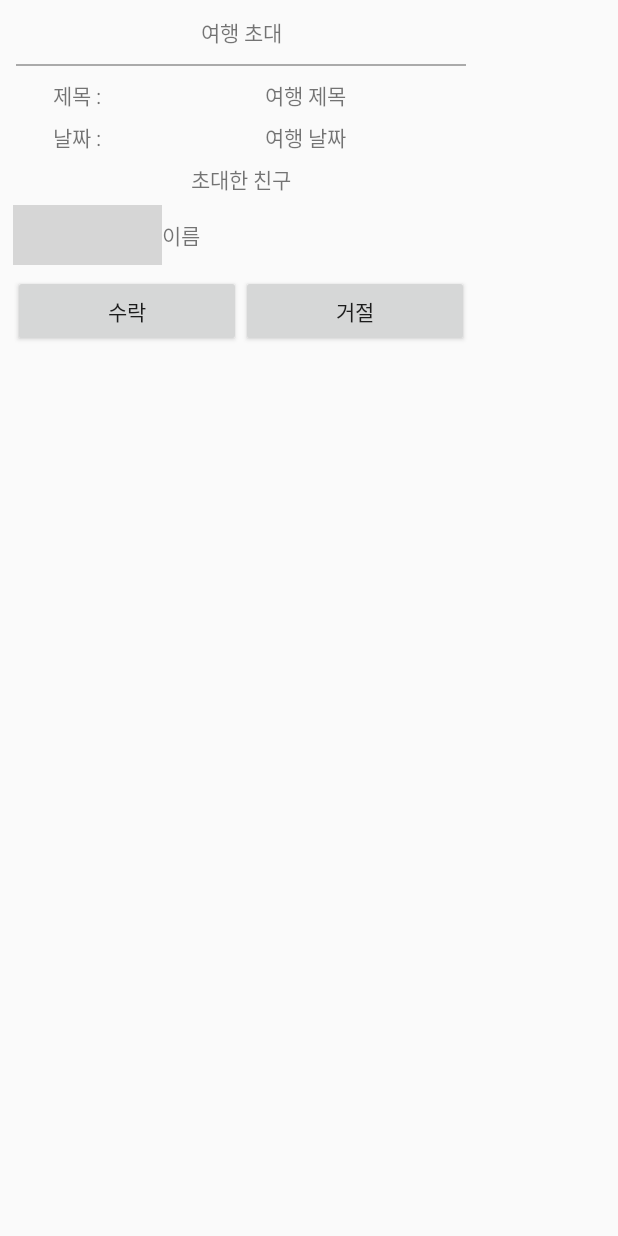
After one commit to khj1008/Tripool-app, an Android app: the layout activity_tripaccept.xml on its own in the app's theme, with its tools: preview values and no code run, on a phone screen of 412 x 824 dp. The commit adds this screen. Run offline under Robolectric (Android 15) with nearby library versions, the phone set to English and light mode, and no system bars; grey boxes are pictures that could not be loaded.

Commit message:
여행에 초대되었을 때 실행되는 activity 추가

```diff
--- a/app/src/main/java/com/gachon/kimhyju/tripool/activity/TripcreateActivity.java
+++ b/app/src/main/java/com/gachon/kimhyju/tripool/activity/TripcreateActivity.java
@@ -314,7 +314,7 @@ public class TripcreateActivity extends Activity implements View.OnClickListener
                     notification.put("click_action","TRIP_INVITE");
                     //메시지에 포함될 내용
                     JSONObject data=new JSONObject();
-                    data.put("type","1");
+                    data.put("trip_id",trip_id);
                     data.put("date",start_date_sql+" ~ "+end_date_sql);
                     data.put("nickName",nickName);
                     data.put("thumbnail_image",thumbnail_image);
--- /dev/null
+++ b/app/src/main/res/layout/activity_tripaccept.xml
@@ -0,0 +1,129 @@
+<?xml version="1.0" encoding="utf-8"?>
+<LinearLayout xmlns:android="http://schemas.android.com/apk/res/android"
+    xmlns:app="http://schemas.android.com/apk/res-auto"
+    xmlns:tools="http://schemas.android.com/tools"
+    android:layout_width="wrap_content"
+    android:layout_height="wrap_content"
+    android:orientation="vertical"
+    android:padding="5dp"
+    tools:context=".activity.TripacceptActivity">
+
+    <TextView
+        android:id="@+id/trip_invite"
+        android:layout_width="match_parent"
+        android:layout_height="wrap_content"
+        android:layout_margin="5dp"
+        android:text="여행 초대"
+        android:textAlignment="center" />
+
+    <View
+        android:id="@+id/view"
+        android:layout_width="300dp"
+        android:layout_height="1dp"
+        android:layout_margin="5dp"
+        android:background="@android:color/darker_gray" />
+
+    <LinearLayout
+        android:layout_width="match_parent"
+        android:layout_height="match_parent"
+        android:layout_margin="3dp"
+        android:orientation="horizontal">
+
+        <TextView
+            android:id="@+id/textView"
+            android:layout_width="wrap_content"
+            android:layout_height="wrap_content"
+            android:layout_weight="1"
+            android:gravity="center"
+            android:text="제목 :" />
+
+        <TextView
+            android:id="@+id/trip_accept_subject"
+            android:layout_width="wrap_content"
+            android:layout_height="wrap_content"
+            android:layout_weight="3"
+            android:gravity="center"
+            android:text="여행 제목" />
+
+    </LinearLayout>
+
+    <LinearLayout
+        android:layout_width="match_parent"
+        android:layout_height="match_parent"
+        android:layout_margin="3dp"
+        android:layout_weight="1"
+        android:orientation="horizontal">
+
+        <TextView
+            android:id="@+id/textView3"
+            android:layout_width="wrap_content"
+            android:layout_height="wrap_content"
+            android:layout_weight="1"
+            android:gravity="center"
+            android:text="날짜 :" />
+
+        <TextView
+            android:id="@+id/trip_accept_date"
+            android:layout_width="wrap_content"
+            android:layout_height="wrap_content"
+            android:layout_weight="3"
+            android:gravity="center"
+            android:text="여행 날짜" />
+
+    </LinearLayout>
+
+    <TextView
+        android:id="@+id/textView5"
+        android:layout_width="match_parent"
+        android:layout_height="wrap_content"
+        android:layout_margin="3dp"
+        android:layout_weight="1"
+        android:gravity="center"
+        android:text="초대한 친구" />
+
+    <LinearLayout
+        android:layout_width="match_parent"
+        android:layout_height="match_parent"
+        android:layout_margin="3dp"
+        android:orientation="horizontal">
+
+        <ImageView
+            android:id="@+id/trip_accept_image"
+            android:layout_width="40dp"
+            android:layout_height="40dp"
+            android:layout_weight="1"
+            android:src="@drawable/kakao_default_profile_image" />
+
+        <TextView
+            android:id="@+id/trip_accept_name"
+            android:layout_width="wrap_content"
+            android:layout_height="wrap_content"
+            android:layout_gravity="center"
+            android:layout_weight="3"
+            android:text="이름" />
+
+    </LinearLayout>
+
+    <LinearLayout
+        android:layout_width="match_parent"
+        android:layout_height="match_parent"
+        android:layout_margin="3dp"
+        android:layout_weight="1"
+        android:orientation="horizontal">
+
+        <Button
+            android:id="@+id/trip_accept_join"
+            android:layout_width="wrap_content"
+            android:layout_height="wrap_content"
+            android:layout_weight="1"
+            android:text="수락" />
+
+        <Button
+            android:id="@+id/trip_accept_reject"
+            android:layout_width="wrap_content"
+            android:layout_height="wrap_content"
+            android:layout_weight="1"
+            android:text="거절" />
+    </LinearLayout>
+
+</LinearLayout>
```
Also changed, not shown: app/src/main/AndroidManifest.xml (+13 -7 lines), app/src/main/java/com/gachon/kimhyju/tripool/activity/TripacceptActivity.java (added, +138 -0 lines), app/src/main/java/com/gachon/kimhyju/tripool/others/MyFirebaseMessagingService.java (+20 -16 lines), app/src/main/java/com/gachon/kimhyju/tripool/others/NetworkService.java (+8 -0 lines).
